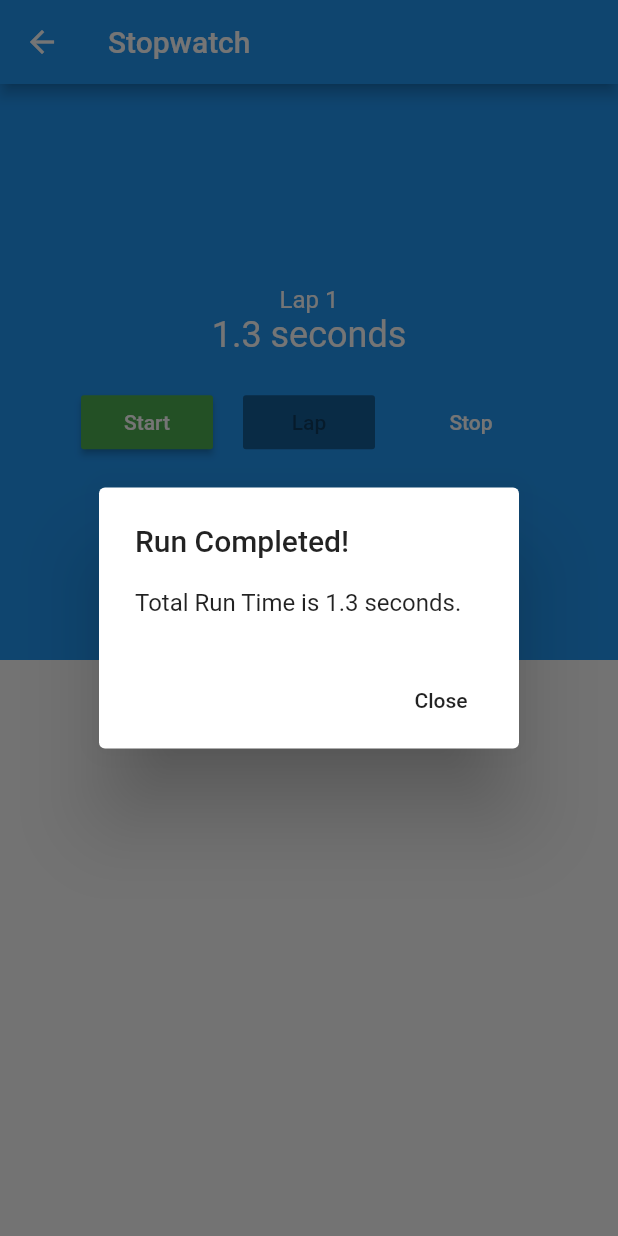
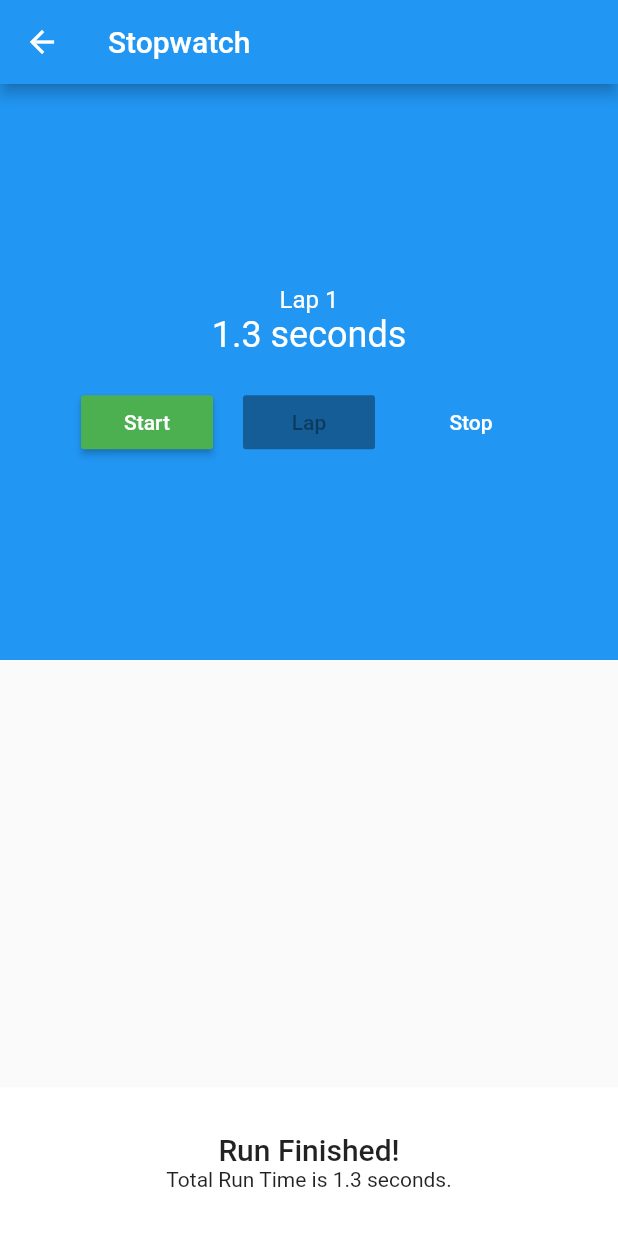
Before and after one commit to PacktPublishing/Flutter-Cookbook, a Flutter app: the StopWatch screen opened by its route, after a tap on "Start", after a tap on "Stop", on a phone screen of 412 x 824 dp. Run offline on Flutter 3.47's test engine with Material 2 defaults, Android fonts, the phone set to English and light mode, and no system bars.

```diff
--- a/04_Interactivity_and_State/stopwatch/lib/stopwatch.dart
+++ b/04_Interactivity_and_State/stopwatch/lib/stopwatch.dart
@@ -1,7 +1,6 @@
 import 'dart:async';
 
 import 'package:flutter/material.dart';
-import 'package:stopwatch/platform_alert.dart';
 
 class StopWatch extends StatefulWidget {
   static const route = '/stopwatch';
@@ -95,11 +94,13 @@ class StopWatchState extends State<StopWatch> {
           onPressed: isTicking ? _lap : null,
         ),
         SizedBox(width: 20),
-        FlatButton(
-          color: Colors.red,
-          textColor: Colors.white,
-          child: Text('Stop'),
-          onPressed: isTicking ? _stopTimer : null,
+        Builder(
+          builder: (context) => FlatButton(
+            color: Colors.red,
+            textColor: Colors.white,
+            child: Text('Stop'),
+            onPressed: isTicking ? () => _stopTimer(context) : null,
+          ),
         ),
       ],
     );
@@ -133,18 +134,35 @@ class StopWatchState extends State<StopWatch> {
     });
   }
 
-  void _stopTimer() {
+  void _stopTimer(BuildContext context) {
     setState(() {
       timer.cancel();
       isTicking = false;
     });
 
+    final controller =
+        showBottomSheet(context: context, builder: _buildRunCompleteSheet);
+
+    Future.delayed(Duration(seconds: 5)).then((_) {
+      controller.close();
+    });
+  }
+
+  Widget _buildRunCompleteSheet(BuildContext context) {
     final totalRuntime = laps.fold(milliseconds, (total, lap) => total + lap);
-    final alert = PlatformAlert(
-      title: 'Run Completed!',
-      message: 'Total Run Time is ${_secondsText(totalRuntime)}.',
-    );
-    alert.show(context);
+    final textTheme = Theme.of(context).textTheme;
+
+    return SafeArea(
+        child: Container(
+      color: Theme.of(context).cardColor,
+      width: double.infinity,
+      child: Padding(
+          padding: EdgeInsets.symmetric(vertical: 30.0),
+          child: Column(mainAxisSize: MainAxisSize.min, children: [
+            Text('Run Finished!', style: textTheme.title),
+            Text('Total Run Time is ${_secondsText(totalRuntime)}.')
+          ])),
+    ));
   }
 
   void _lap() {
```
